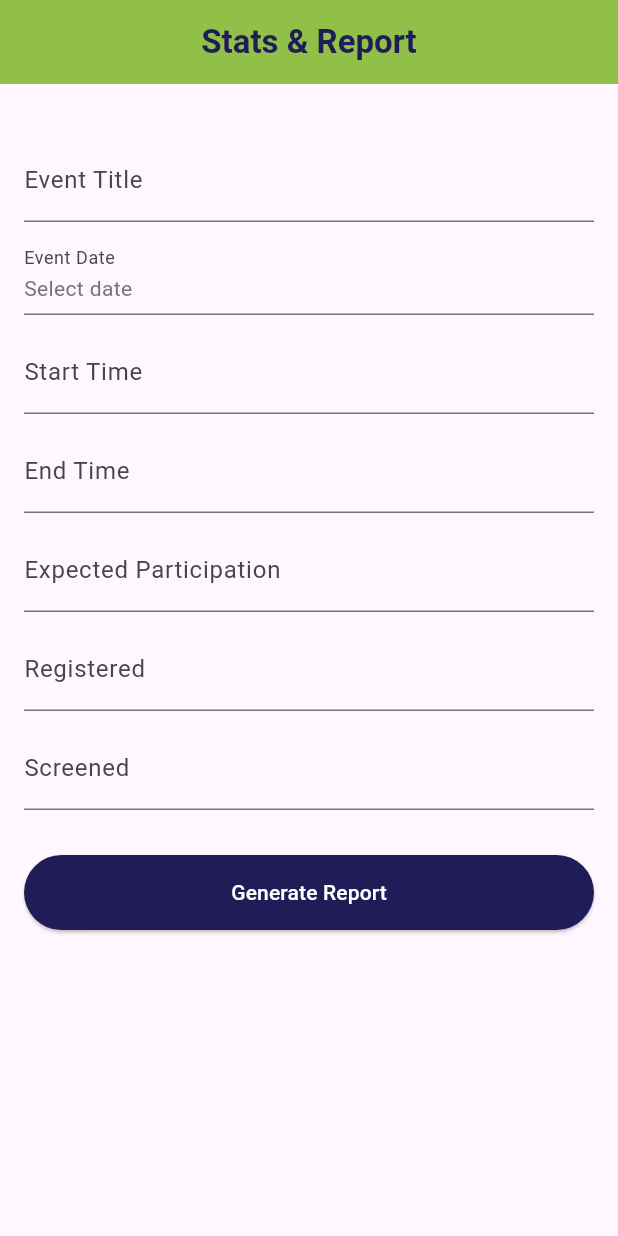
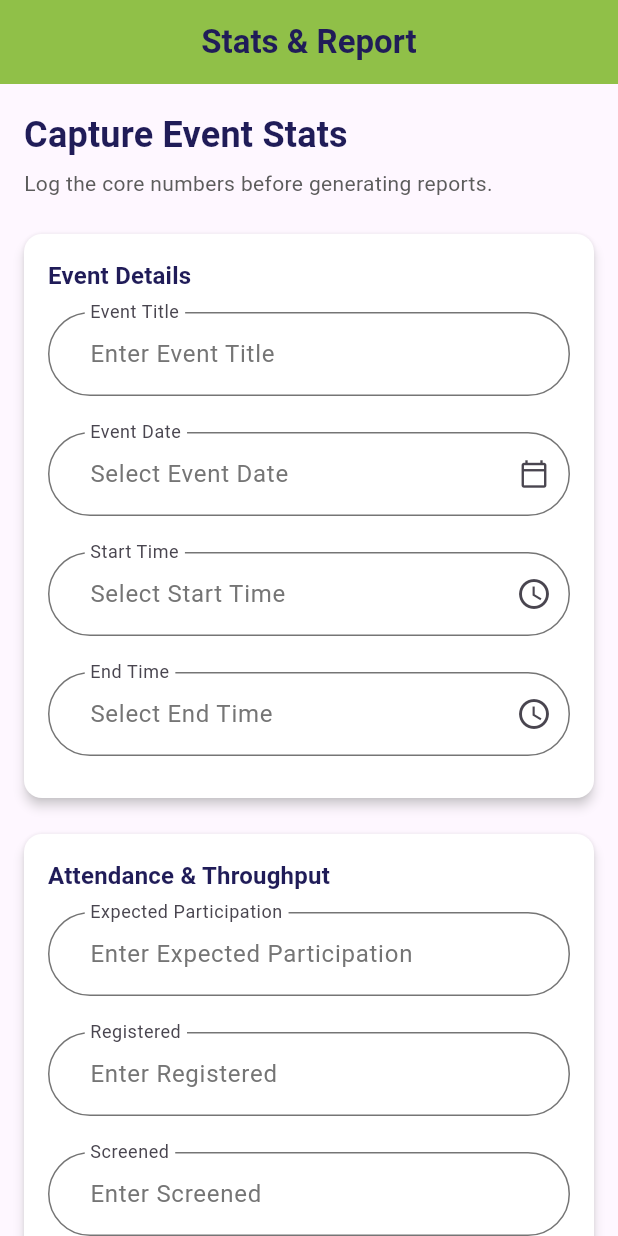
Before and after one commit to munashethedeveloper/kenwell_health_app, a Flutter app: the StatsReportScreen screen opened by its route, on a phone screen of 412 x 824 dp. Run offline on Flutter 3.47's test engine with Material 3 defaults, Android fonts, the phone set to English and light mode, and no system bars; our stand-ins replace cloud_firestore, firebase_auth, flutter_spinbox, package_info_plus, shared_preferences, signature and 1 more; accounts and stored records are empty.

Commit message:
Refactor UI components and improve form handling
This commit introduces several UI improvements and refactors existing components. Key changes include:

- **New Button Components:** Introduced `CustomPrimaryButton` and `CustomSecondaryButton` for more consistent and flexible button styling across the app.
- **Enhanced AppBar:** Updated `KenwellAppBar` to accept `titleStyle` for better control over title appearance.
- **UI Consistency:** Replaced `ElevatedButton` and `TextButton` with the new custom button components in various screens (Calendar, Event Details, Stats Report).
- **Form Refinements:**
    - Introduced `KenwellFormCard` and `KenwellSectionHeader` for structured form layouts.
    - Updated `StatsReportScreen` to use a `Form` widget and `KenwellDateField` for better validation and user experience.
    - Added `KenwellTextField` for consistent text input styling.
- **Code Cleanup:** Removed redundant `_buildCard` methods in `HelpScreen` and `SettingsScreen` as `KenwellFormCard` now handles this.
- **ViewModel Improvements:**
    - Added form keys and controllers to `StatsReportViewModel` for better form management.
    - Implemented `pickTime` functionality in `StatsReportViewModel`.
    - Added `canSubmit` logic to `StatsReportViewModel`.
    - Added dispose methods to clean up controllers in `StatsReportViewModel`.

These changes aim to improve the overall look, feel, and maintainability of the application's user interface.

Co-authored-by: munashethedeveloper <munashethedeveloper@gmail.com>

```diff
--- a/lib/ui/features/stats_report/view_model/stats_report_view_model.dart
+++ b/lib/ui/features/stats_report/view_model/stats_report_view_model.dart
@@ -1,39 +1,90 @@
 import 'package:flutter/material.dart';
 
 class StatsReportViewModel extends ChangeNotifier {
-  // Fields
-  String eventTitle = '';
+  StatsReportViewModel() {
+    for (final controller in _allControllers) {
+      controller.addListener(_onFieldChanged);
+    }
+  }
+
+  final formKey = GlobalKey<FormState>();
+
+  final TextEditingController eventTitleController = TextEditingController();
+  final TextEditingController eventDateController = TextEditingController();
+  final TextEditingController startTimeController = TextEditingController();
+  final TextEditingController endTimeController = TextEditingController();
+  final TextEditingController expectedParticipationController =
+      TextEditingController();
+  final TextEditingController registeredController = TextEditingController();
+  final TextEditingController screenedController = TextEditingController();
+
   DateTime? eventDate;
-  String startTime = '';
-  String endTime = '';
-  int expectedParticipation = 0;
-  int registered = 0;
-  int screened = 0;
-
   bool isLoading = false;
 
-  /// Update event date
+  List<TextEditingController> get _allControllers => [
+        eventTitleController,
+        eventDateController,
+        startTimeController,
+        endTimeController,
+        expectedParticipationController,
+        registeredController,
+        screenedController,
+      ];
+
+  bool get canSubmit =>
+      eventTitleController.text.trim().isNotEmpty && eventDate != null;
+
+  void _onFieldChanged() {
+    notifyListeners();
+  }
+
   void setEventDate(DateTime date) {
     eventDate = date;
     notifyListeners();
   }
 
-  /// Save or generate report logic
-  Future<void> generateReport() async {
-    if (eventTitle.isEmpty || eventDate == null) return;
+  Future<void> pickTime(
+      BuildContext context, TextEditingController controller) async {
+    final picked = await showTimePicker(
+      context: context,
+      initialTime: TimeOfDay.now(),
+    );
+
+    if (picked != null && context.mounted) {
+      controller.text = picked.format(context);
+      notifyListeners();
+    }
+  }
+
+  Future<bool> generateReport() async {
+    if (!canSubmit) return false;
 
     isLoading = true;
     notifyListeners();
 
     try {
-      // In a real app: Save to Firestore or generate downloadable report here
-      await Future.delayed(const Duration(seconds: 1)); // Simulated delay
-      debugPrint('Stats report generated successfully');
-    } catch (e) {
-      debugPrint('Error generating report: $e');
+      // In a real app: Save to Firestore or generate downloadable report here.
+      await Future.delayed(const Duration(seconds: 1));
+      debugPrint(
+        'Stats report generated for ${eventTitleController.text} on $eventDate',
+      );
+      return true;
+    } catch (e, stackTrace) {
+      debugPrint('Error generating report: $e\n$stackTrace');
+      return false;
     } finally {
       isLoading = false;
       notifyListeners();
     }
   }
+
+  @override
+  void dispose() {
+    for (final controller in _allControllers) {
+      controller
+        ..removeListener(_onFieldChanged)
+        ..dispose();
+    }
+    super.dispose();
+  }
 }
--- a/lib/ui/features/stats_report/widgets/stats_report_screen.dart
+++ b/lib/ui/features/stats_report/widgets/stats_report_screen.dart
@@ -1,8 +1,14 @@
 import 'package:flutter/material.dart';
-import 'package:intl/intl.dart';
 import 'package:provider/provider.dart';
 import 'package:kenwell_health_app/utils/input_formatters.dart';
+
 import '../../../shared/ui/app_bar/kenwell_app_bar.dart';
+import '../../../shared/ui/buttons/custom_primary_button.dart';
+import '../../../shared/ui/form/custom_text_field.dart';
+import '../../../shared/ui/form/kenwell_date_field.dart';
+import '../../../shared/ui/form/kenwell_form_card.dart';
+import '../../../shared/ui/form/kenwell_form_styles.dart';
+import '../../../shared/ui/form/kenwell_section_header.dart';
 import '../view_model/stats_report_view_model.dart';
 
 class StatsReportScreen extends StatelessWidget {
@@ -15,108 +21,158 @@ class StatsReportScreen extends StatelessWidget {
       child: Consumer<StatsReportViewModel>(
         builder: (context, vm, _) => Scaffold(
           appBar: const KenwellAppBar(
-              title: 'Stats & Report', automaticallyImplyLeading: false),
+            title: 'Stats & Report',
+            automaticallyImplyLeading: false,
+          ),
           body: SingleChildScrollView(
             padding: const EdgeInsets.all(16),
+            child: Form(
+              key: vm.formKey,
               child: Column(
                 crossAxisAlignment: CrossAxisAlignment.start,
                 children: [
-                const SizedBox(height: 20),
-
-                // Event Title
-                TextFormField(
-                  decoration: const InputDecoration(labelText: 'Event Title'),
-                  onChanged: (val) => vm.eventTitle = val,
+                  const KenwellSectionHeader(
+                    title: 'Capture Event Stats',
+                    subtitle: 'Log the core numbers before generating reports.',
                   ),
-                const SizedBox(height: 10),
-
-                // Event Date Picker
-                InkWell(
-                  onTap: () async {
-                    final selectedDate = await showDatePicker(
-                      context: context,
-                      initialDate: vm.eventDate ?? DateTime.now(),
+                  KenwellFormCard(
+                    title: 'Event Details',
+                    child: Column(
+                      children: [
+                        _buildTextField(
+                          controller: vm.eventTitleController,
+                          label: 'Event Title',
+                          validator: (val) => (val == null || val.isEmpty)
+                              ? 'Enter event title'
+                              : null,
+                        ),
+                        KenwellFormStyles.fieldSpacing,
+                        KenwellDateField(
+                          label: 'Event Date',
+                          controller: vm.eventDateController,
                           firstDate: DateTime(2020),
                           lastDate: DateTime(2030),
-                    );
-                    if (selectedDate != null) vm.setEventDate(selectedDate);
-                  },
-                  child: InputDecorator(
-                    decoration: const InputDecoration(labelText: 'Event Date'),
-                    child: Text(
-                      vm.eventDate != null
-                          ? DateFormat.yMMMd().format(vm.eventDate!)
-                          : 'Select date',
-                      style: TextStyle(
-                        color: vm.eventDate != null
-                            ? Colors.black
-                            : Colors.grey[600],
+                          onDateSelected: vm.setEventDate,
+                          validator: (val) => (val == null || val.isEmpty)
+                              ? 'Select event date'
+                              : null,
+                        ),
+                        KenwellFormStyles.fieldSpacing,
+                        _buildTimeField(
+                          context: context,
+                          controller: vm.startTimeController,
+                          label: 'Start Time',
+                          vm: vm,
+                        ),
+                        KenwellFormStyles.fieldSpacing,
+                        _buildTimeField(
+                          context: context,
+                          controller: vm.endTimeController,
+                          label: 'End Time',
+                          vm: vm,
+                        ),
+                      ],
                     ),
                   ),
+                  const SizedBox(height: 24),
+                  KenwellFormCard(
+                    title: 'Attendance & Throughput',
+                    child: Column(
+                      children: [
+                        _buildNumberField(
+                          controller: vm.expectedParticipationController,
+                          label: 'Expected Participation',
+                        ),
+                        KenwellFormStyles.fieldSpacing,
+                        _buildNumberField(
+                          controller: vm.registeredController,
+                          label: 'Registered',
+                        ),
+                        KenwellFormStyles.fieldSpacing,
+                        _buildNumberField(
+                          controller: vm.screenedController,
+                          label: 'Screened',
+                        ),
+                      ],
                     ),
                   ),
-                const SizedBox(height: 10),
-
-                // Start Time
-                TextFormField(
-                  decoration: const InputDecoration(labelText: 'Start Time'),
-                  onChanged: (val) => vm.startTime = val,
+                  const SizedBox(height: 32),
+                  CustomPrimaryButton(
+                    label: 'Generate Report',
+                    isBusy: vm.isLoading,
+                    onPressed: vm.isLoading
+                        ? null
+                        : () async {
+                            if (!(vm.formKey.currentState?.validate() ?? false)) {
+                              return;
+                            }
+                            final success = await vm.generateReport();
+                            if (!context.mounted) return;
+                            final messenger = ScaffoldMessenger.of(context);
+                            messenger.showSnackBar(
+                              SnackBar(
+                                content: Text(success
+                                    ? 'Report generated successfully.'
+                                    : 'Could not generate report, please try again.'),
                               ),
-                const SizedBox(height: 10),
-
-                // End Time
-                TextFormField(
-                  decoration: const InputDecoration(labelText: 'End Time'),
-                  onChanged: (val) => vm.endTime = val,
-                ),
-                const SizedBox(height: 10),
-
-                // Expected Participation
-                TextFormField(
-                  decoration: const InputDecoration(
-                      labelText: 'Expected Participation'),
-                  keyboardType: TextInputType.number,
-                  inputFormatters: AppTextInputFormatters.numbersOnly(),
-                  onChanged: (val) =>
-                      vm.expectedParticipation = int.tryParse(val) ?? 0,
-                ),
-                const SizedBox(height: 10),
-
-                // Registered
-                TextFormField(
-                  decoration: const InputDecoration(labelText: 'Registered'),
-                  keyboardType: TextInputType.number,
-                  inputFormatters: AppTextInputFormatters.numbersOnly(),
-                  onChanged: (val) => vm.registered = int.tryParse(val) ?? 0,
-                ),
-                const SizedBox(height: 10),
-
-                // Screened
-                TextFormField(
-                  decoration: const InputDecoration(labelText: 'Screened'),
-                  keyboardType: TextInputType.number,
-                  inputFormatters: AppTextInputFormatters.numbersOnly(),
-                  onChanged: (val) => vm.screened = int.tryParse(val) ?? 0,
-                ),
-                const SizedBox(height: 30),
-
-                // Save / Generate Button
-                vm.isLoading
-                    ? const Center(child: CircularProgressIndicator())
-                    : ElevatedButton(
-                        onPressed: vm.generateReport,
-                        style: ElevatedButton.styleFrom(
-                          backgroundColor: const Color(0xFF201C58),
-                          foregroundColor: Colors.white,
-                          minimumSize: const Size.fromHeight(50),
-                        ),
-                        child: const Text('Generate Report'),
+                            );
+                          },
                   ),
                 ],
               ),
             ),
           ),
         ),
+      ),
+    );
+  }
+
+  static KenwellTextField _buildTextField({
+    required TextEditingController controller,
+    required String label,
+    String? hint,
+    String? Function(String?)? validator,
+  }) {
+    return KenwellTextField(
+      label: label,
+      controller: controller,
+      hintText: hint ?? 'Enter $label',
+      decoration: KenwellFormStyles.decoration(label: label, hint: hint),
+      validator: validator,
+    );
+  }
+
+  static KenwellTextField _buildNumberField({
+    required TextEditingController controller,
+    required String label,
+  }) {
+    return KenwellTextField(
+      label: label,
+      controller: controller,
+      keyboardType: TextInputType.number,
+      inputFormatters: AppTextInputFormatters.numbersOnly(),
+      decoration: KenwellFormStyles.decoration(label: label),
+      validator: (val) =>
+          (val == null || val.isEmpty) ? 'Enter $label' : null,
+    );
+  }
+
+  static KenwellTextField _buildTimeField({
+    required BuildContext context,
+    required TextEditingController controller,
+    required String label,
+    required StatsReportViewModel vm,
+  }) {
+    return KenwellTextField(
+      label: label,
+      controller: controller,
+      readOnly: true,
+      decoration: KenwellFormStyles.decoration(
+        label: label,
+        hint: 'Select $label',
+        suffixIcon: const Icon(Icons.access_time),
+      ),
+      onTap: () => vm.pickTime(context, controller),
     );
   }
 }
--- a/lib/ui/shared/ui/app_bar/kenwell_app_bar.dart
+++ b/lib/ui/shared/ui/app_bar/kenwell_app_bar.dart
@@ -10,6 +10,7 @@ class KenwellAppBar extends StatelessWidget implements PreferredSizeWidget {
     this.automaticallyImplyLeading = true,
     this.backgroundColor,
     this.titleColor,
+    this.titleStyle,
     this.actions,
     this.bottom,
   });
@@ -19,6 +20,7 @@ class KenwellAppBar extends StatelessWidget implements PreferredSizeWidget {
   final bool automaticallyImplyLeading;
   final Color? backgroundColor;
   final Color? titleColor;
+  final TextStyle? titleStyle;
   final List<Widget>? actions;
   final PreferredSizeWidget? bottom;
 
@@ -26,15 +28,18 @@ class KenwellAppBar extends StatelessWidget implements PreferredSizeWidget {
   Widget build(BuildContext context) {
     final Color resolvedBackground =
         backgroundColor ?? KenwellColors.primaryGreen;
-    final Color resolvedTitleColor = titleColor ?? KenwellColors.secondaryNavy;
+    final Color resolvedTitleColor =
+        titleColor ?? KenwellColors.secondaryNavy;
+    final TextStyle resolvedTitleStyle = titleStyle ??
+        TextStyle(
+          color: resolvedTitleColor,
+          fontWeight: FontWeight.bold,
+        );
 
     return AppBar(
       title: Text(
         title,
-        style: TextStyle(
-          color: resolvedTitleColor,
-          fontWeight: FontWeight.bold,
-        ),
+        style: resolvedTitleStyle,
       ),
       centerTitle: centerTitle,
       automaticallyImplyLeading: automaticallyImplyLeading,
```
Also changed, not shown: lib/ui/features/calendar/widgets/calendar_screen.dart (+13 -14 lines), lib/ui/features/event/widgets/event_details_screen.dart (+14 -5 lines), lib/ui/features/event/widgets/event_screen.dart (+3 -10 lines), lib/ui/features/help/widgets/help_screen.dart (+19 -17 lines), lib/ui/features/settings/widgets/settings_screen.dart (+13 -14 lines), lib/ui/shared/ui/buttons/custom_primary_button.dart (+34 -2 lines), lib/ui/shared/ui/buttons/custom_secondary_button.dart (+17 -4 lines). Lines whose indentation alone changed are shown as unchanged.
